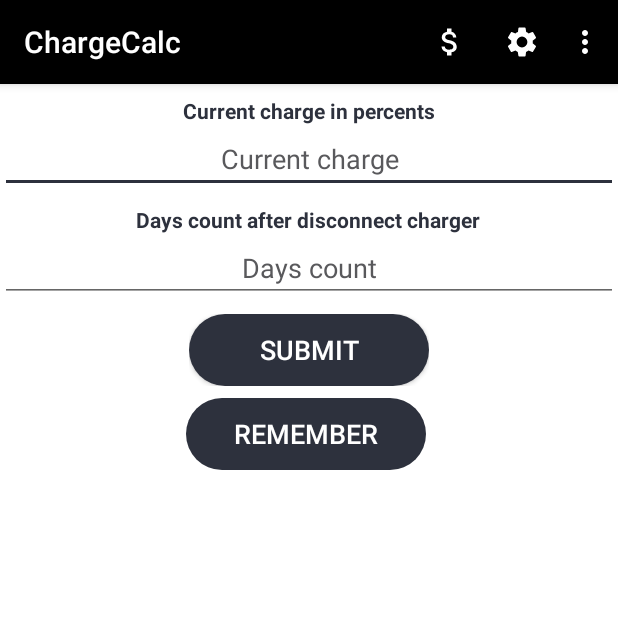
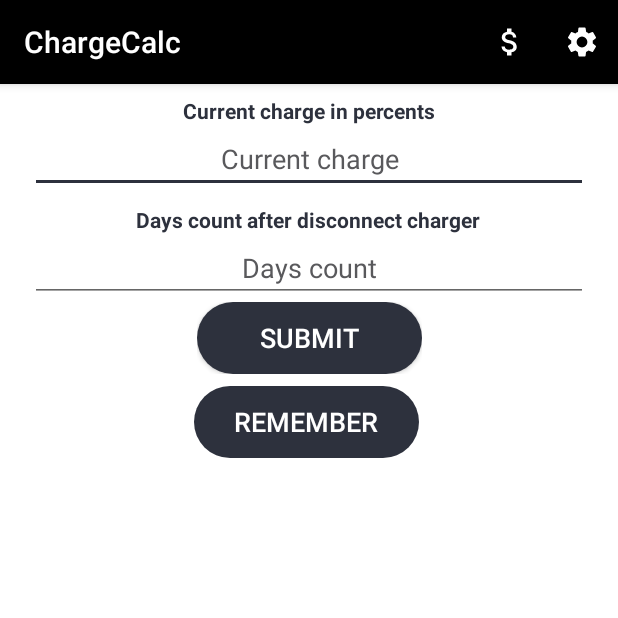
Before and after one commit to AndyER03/ChargeCalc, an Android app: the screen it shows after launch (MainActivity), on a phone screen of 412 x 824 dp, the top half of it. Run offline under Robolectric (Android 15) with nearby library versions, the phone set to English and light mode, and no system bars.

Commit message:
Updating code

```diff
--- a/app/src/main/res/drawable/ic_exit_white_24dp.xml
+++ /dev/null
@@ -1,9 +0,0 @@
-<vector xmlns:android="http://schemas.android.com/apk/res/android"
-        android:width="24dp"
-        android:height="24dp"
-        android:viewportWidth="24.0"
-        android:viewportHeight="24.0">
-    <path
-        android:fillColor="#FFFFFFFF"
-        android:pathData="M10.09,15.59L11.5,17l5,-5 -5,-5 -1.41,1.41L12.67,11H3v2h9.67l-2.58,2.59zM19,3H5c-1.11,0 -2,0.9 -2,2v4h2V5h14v14H5v-4H3v4c0,1.1 0.89,2 2,2h14c1.1,0 2,-0.9 2,-2V5c0,-1.1 -0.9,-2 -2,-2z"/>
-</vector>
--- a/app/src/main/res/layout-land/activity_main.xml
+++ b/app/src/main/res/layout-land/activity_main.xml
@@ -24,6 +24,8 @@
         android:id="@+id/current_charge_value_input"
         android:layout_width="match_parent"
         android:layout_height="wrap_content"
+        android:layout_marginStart="20dp"
+        android:layout_marginEnd="20dp"
         android:autofillHints=""
         android:ems="10"
         android:hint="@string/current_charge_hint"
@@ -55,6 +57,8 @@
         android:id="@+id/time_left_value_input"
         android:layout_width="match_parent"
         android:layout_height="wrap_content"
+        android:layout_marginStart="20dp"
+        android:layout_marginEnd="20dp"
         android:autofillHints=""
         android:ems="10"
         android:hint="@string/time_left_hint"
@@ -86,6 +90,8 @@
         android:id="@+id/estimated_autonomy_days_number_input"
         android:layout_width="match_parent"
         android:layout_height="wrap_content"
+        android:layout_marginStart="20dp"
+        android:layout_marginEnd="20dp"
         android:autofillHints=""
         android:ems="10"
         android:hint="@string/estimated_autonomy_days_number_hint"
@@ -115,7 +121,7 @@
             android:background="@drawable/btn_bg"
             android:clickable="true"
             android:focusable="true"
-            android:minWidth="160dp"
+            android:minWidth="150dp"
             android:onClick="clickSubmit"
             android:text="@string/submit_button"
             android:textColor="@color/gray"
@@ -129,7 +135,7 @@
             android:layout_marginStart="8dp"
             android:layout_marginEnd="8dp"
             android:background="@drawable/btn_bg"
-            android:minWidth="160dp"
+            android:minWidth="150dp"
             android:text="@string/save_values_btn"
             android:textColor="@color/gray"
             android:textSize="18sp" />
@@ -140,7 +146,7 @@
             android:layout_width="wrap_content"
             android:layout_height="wrap_content"
             android:background="@drawable/btn_bg"
-            android:minWidth="130dp"
+            android:minWidth="120dp"
             android:text="@string/clear_fields"
             android:textColor="@color/gray"
             android:textSize="18sp" />
--- a/app/src/main/res/layout/activity_main.xml
+++ b/app/src/main/res/layout/activity_main.xml
@@ -24,6 +24,8 @@
         android:id="@+id/current_charge_value_input"
         android:layout_width="match_parent"
         android:layout_height="wrap_content"
+        android:layout_marginStart="20dp"
+        android:layout_marginEnd="20dp"
         android:autofillHints=""
         android:ems="10"
         android:hint="@string/current_charge_hint"
@@ -55,6 +57,8 @@
         android:id="@+id/time_left_value_input"
         android:layout_width="match_parent"
         android:layout_height="wrap_content"
+        android:layout_marginStart="20dp"
+        android:layout_marginEnd="20dp"
         android:autofillHints=""
         android:ems="10"
         android:hint="@string/time_left_hint"
@@ -86,6 +90,8 @@
         android:id="@+id/estimated_autonomy_days_number_input"
         android:layout_width="match_parent"
         android:layout_height="wrap_content"
+        android:layout_marginStart="20dp"
+        android:layout_marginEnd="20dp"
         android:autofillHints=""
         android:ems="10"
         android:hint="@string/estimated_autonomy_days_number_hint"
@@ -104,7 +110,6 @@
         android:id="@+id/firstLine"
         android:layout_width="wrap_content"
         android:layout_height="wrap_content"
-        android:layout_marginTop="8dp"
         app:layout_constraintEnd_toEndOf="parent"
         app:layout_constraintStart_toStartOf="parent"
         app:layout_constraintTop_toBottomOf="@+id/estimated_autonomy_days_number_input">
@@ -116,7 +121,7 @@
             android:background="@drawable/btn_bg"
             android:clickable="true"
             android:focusable="true"
-            android:minWidth="160dp"
+            android:minWidth="150dp"
             android:onClick="clickSubmit"
             android:text="@string/submit_button"
             android:textColor="@color/gray"
@@ -139,7 +144,7 @@
             android:layout_height="wrap_content"
             android:layout_marginEnd="4dp"
             android:background="@drawable/btn_bg"
-            android:minWidth="160dp"
+            android:minWidth="150dp"
             android:text="@string/save_values_btn"
             android:textColor="@color/gray"
             android:textSize="18sp" />
@@ -151,7 +156,7 @@
             android:layout_height="wrap_content"
             android:layout_marginStart="4dp"
             android:background="@drawable/btn_bg"
-            android:minWidth="130dp"
+            android:minWidth="120dp"
             android:nestedScrollingEnabled="false"
             android:text="@string/clear_fields"
             android:textColor="@color/gray"
--- a/app/src/main/res/menu/menu.xml
+++ b/app/src/main/res/menu/menu.xml
@@ -14,16 +14,4 @@
         android:title="@string/title_activity_settings"
         app:showAsAction="ifRoom" />
 
-    <item
-        android:id="@+id/about"
-        android:icon="@drawable/ic_info_white_24dp"
-        android:title="@string/about_title"
-        app:showAsAction="ifRoom" />
-
-    <item
-        android:id="@+id/exit"
-        android:icon="@drawable/ic_exit_white_24dp"
-        android:title="@string/exit_title"
-        app:showAsAction="ifRoom" />
-
 </menu>
--- a/app/src/main/res/xml/root_preferences.xml
+++ b/app/src/main/res/xml/root_preferences.xml
@@ -5,7 +5,6 @@
 
         <ListPreference
             android:defaultValue="1"
-            android:dialogIcon="@drawable/ic_background_24dp"
             android:entries="@array/background"
             android:entryValues="@array/background_value"
             android:icon="@drawable/ic_background_24dp"
```
Also changed, not shown: app/src/main/java/com/andyer03/chargecalc/MainActivity.kt (+0 -24 lines), app/src/main/res/values/strings.xml (+51 -51 lines), 1 other file.
